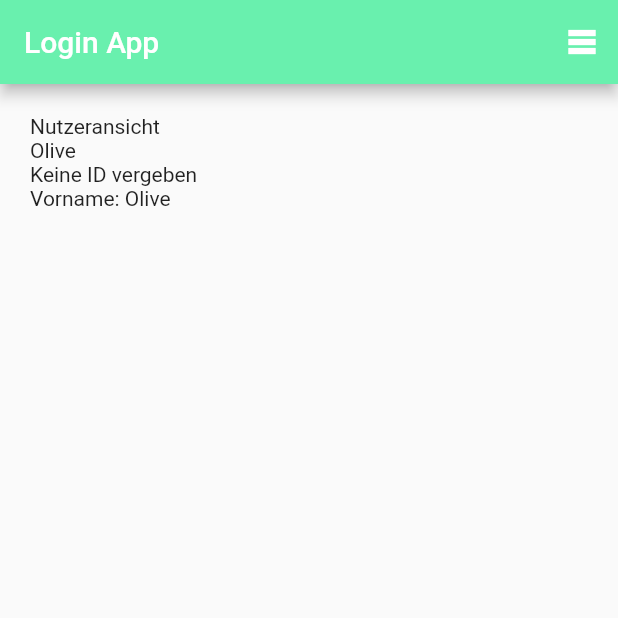
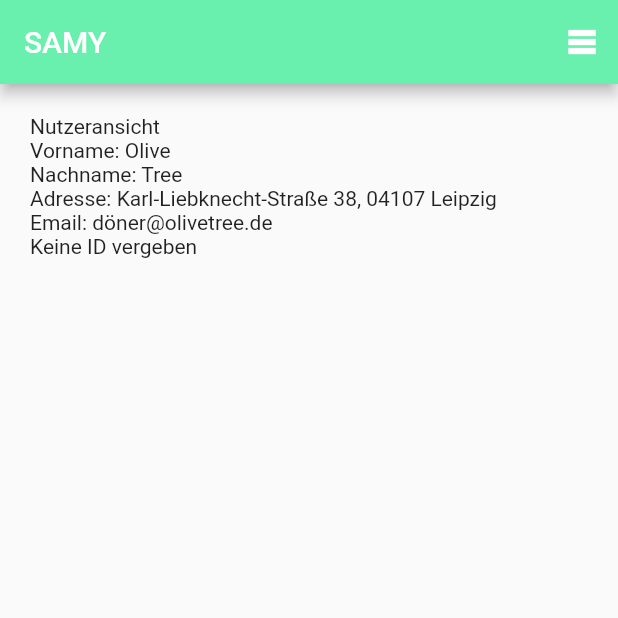
Before and after one commit to gmuehlenberg/samy, a Flutter app: the screen it shows after launch, after a tap on the "table rows" icon, after a tap on "User", on a phone screen of 412 x 824 dp, the top half of it. Run offline on Flutter 3.47's test engine with Material 2 defaults, Android fonts, the light colour scheme and no system bars; our stand-ins replace bloc, dartz, flutter_bloc, flutter_map, latlong2, logger; network calls fail.

```diff
--- a/lib/mvu/side_effect.dart
+++ b/lib/mvu/side_effect.dart
@@ -1,4 +1,5 @@
 import 'dart:async';
+
 import 'package:bloc_mvu_app/logging/logging.dart';
 import 'package:bloc_mvu_app/mvu/messaging.dart';
 
--- a/lib/navigation/navigation_view.dart
+++ b/lib/navigation/navigation_view.dart
@@ -18,7 +18,7 @@ class NavigationView extends View<NavigationMessage, NavigationModel, Navigation
         key: scaffoldKey,
         appBar: AppBar(
           title: const Text(
-            'Login App',
+            'SAMY',
           ),
           backgroundColor: Colors.greenAccent,
           actions: [
--- a/lib/offers/offers_message.dart
+++ b/lib/offers/offers_message.dart
@@ -1,4 +1,5 @@
 import 'package:bloc_mvu_app/mvu/messaging.dart';
+import 'package:bloc_mvu_app/offers/offers_model.dart';
 import 'package:bloc_mvu_app/offers/offers_update.dart';
 
 abstract class OffersMessage extends UpdateMessage {
@@ -8,3 +9,9 @@ abstract class OffersMessage extends UpdateMessage {
 class AddOffer extends OffersMessage {}
 
 class PlatzhalterMessage extends OffersMessage {}
+
+class SchoolSelectedFromMap extends OffersMessage {
+  SchoolSelectedFromMap(this.selectedSchool);
+
+  final School selectedSchool;
+}
--- a/lib/offers/offers_update.dart
+++ b/lib/offers/offers_update.dart
@@ -15,9 +15,7 @@ class OffersUpdate extends Update<OffersMessage, OffersModel> {
     if (message is AddOffer) {
       // return Some(model.copyWith(/*hier gehen neue Argumente rein */));
     }
-    if (message is PlatzhalterMessage) {
-      // Action goes here. Platzhalter.
-    }
+    if (message is SchoolSelectedFromMap) {}
     return const None();
   }
 }
--- a/lib/sign_up/sign_up_view.dart
+++ b/lib/sign_up/sign_up_view.dart
@@ -86,8 +86,7 @@ class SignUpView extends View<SignUpMessage, SignUpModel, SignUpUpdate> {
                         Expanded(
                           flex: 9,
                           child: TextField(
-                              decoration:
-                              const InputDecoration(labelText: 'Streetnumber', border: OutlineInputBorder()),
+                            decoration: const InputDecoration(labelText: 'Streetnumber', border: OutlineInputBorder()),
                             controller: model.streetNumberController,
                           ),
                         ),
@@ -161,7 +160,8 @@ class SignUpView extends View<SignUpMessage, SignUpModel, SignUpUpdate> {
                             mail: model.mailController.text,
                             password: model.passwordController.text,
                             postCode: model.postCodeController.text,
-                      image: 'assets/samy_small.png', // Platzhalter!
+                            image: 'assets/samy_small.png',
+                            // Platzhalter!
                             id: const None(), // will be set later
                           ),
                         ),
--- a/lib/user/user_message.dart
+++ b/lib/user/user_message.dart
@@ -8,6 +8,7 @@ abstract class UserMessage extends UpdateMessage {
 
 class CreateUser extends UserMessage {
   CreateUser(this.user);
+
   final User user;
 }
 
--- a/lib/user/user_model.dart
+++ b/lib/user/user_model.dart
@@ -71,7 +71,8 @@ class User {
       city: city,
       mail: mail,
       password: password,
-        image: 'Platzhalter',);
+      image: 'Platzhalter',
+    );
   }
 
   final String surname, lastname, street, streetNumber, postCode, city, mail, password, image;
--- a/lib/user/user_view.dart
+++ b/lib/user/user_view.dart
@@ -19,9 +19,12 @@ class UserView extends View<UserMessage, UserModel, UserUpdate> {
                   (user) => ListView(
                     children: [
                       const Text('Nutzeransicht'),
-                      Text(user.surname),
+                      Text('Vorname: ${user.surname}'),
+                      Text('Nachname: ${user.lastname}'),
+                      Text('Adresse: ${user.street} ${user.streetNumber}, ${user.postCode} ${user.city}'),
+                      Text('Email: ${user.mail}'),
                       Text(user.id.getOrElse(() => 'Keine ID vergeben')),
-                      userDetails(model),
+                      //userDetails(model),
                       Row(
                         mainAxisAlignment: MainAxisAlignment.spaceBetween,
                         crossAxisAlignment: CrossAxisAlignment.start,
--- a/pubspec.yaml
+++ b/pubspec.yaml
@@ -15,6 +15,7 @@ dependencies:
   flutter:
     sdk: flutter
   flutter_bloc: ^8.0.0
+  flutter_map: ^1.1.1
   http: ^0.13.4
   logger: ^1.1.0
 
```
Also changed, not shown: lib/offers/offers_model.dart (+44 -11 lines), lib/offers/offers_view.dart (+62 -1 lines). Lines whose indentation alone changed are shown as unchanged.
